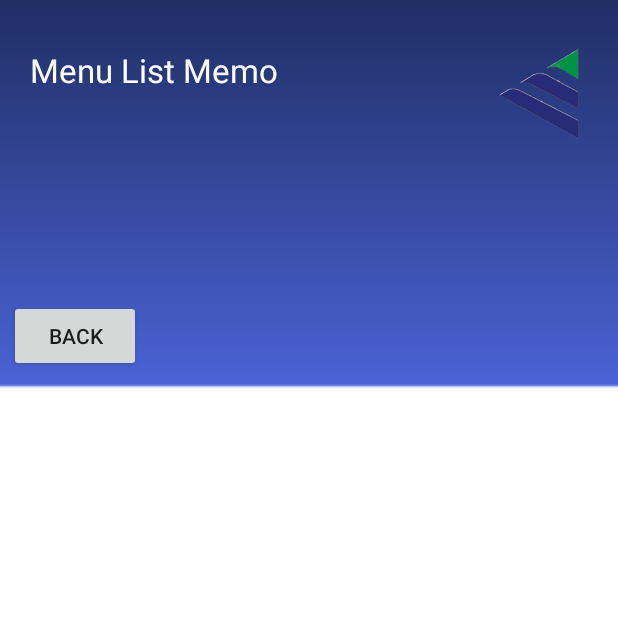
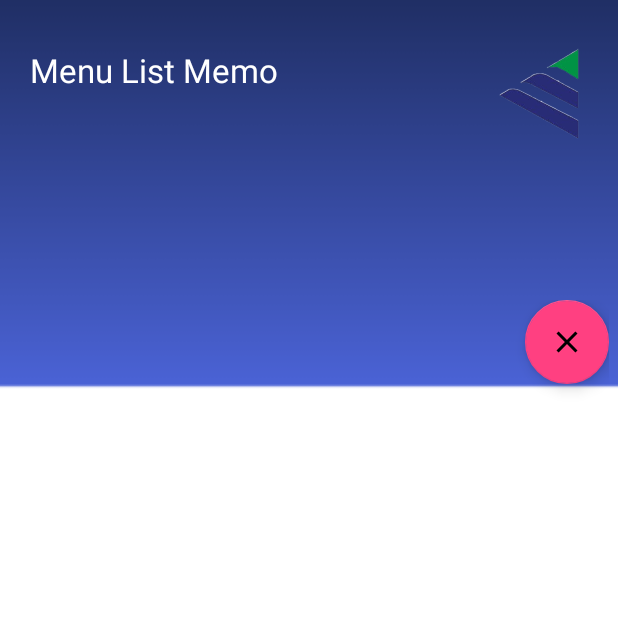
Before and after one commit to ptmodernland/IOM, an Android app: the ListMemoFragment screen opened directly, with no data from a screen before it, on a phone screen of 412 x 824 dp, the top half of it. Run offline under Robolectric (Android 15) with nearby library versions, the light colour scheme and no system bars.

Commit message:
Menambahkan Floating Button di Fragment List Memo

```diff
--- a/app/src/main/java/iom/modernland/co/id/ListMemoFragment.java
+++ b/app/src/main/java/iom/modernland/co/id/ListMemoFragment.java
@@ -5,6 +5,7 @@ import android.app.ProgressDialog;
 import android.content.Intent;
 import android.content.SharedPreferences;
 import android.os.Bundle;
+import android.support.design.widget.FloatingActionButton;
 import android.support.v4.app.Fragment;
 import android.support.v7.widget.LinearLayoutManager;
 import android.support.v7.widget.RecyclerView;
@@ -118,7 +119,20 @@ public class ListMemoFragment extends Fragment {
             }
         });
 
+        /*
         Button btnKembali = (Button) x.findViewById(R.id.btnKembali);
+        btnKembali.setOnClickListener(new View.OnClickListener() {
+            @Override
+            public void onClick(View v) {
+                Intent i = new Intent(getActivity(),
+                        HomeUserActivity.class);
+
+                startActivity(i);
+            }
+        });
+        */
+
+        FloatingActionButton btnKembali = (FloatingActionButton) x.findViewById(R.id.btnKembali);
         btnKembali.setOnClickListener(new View.OnClickListener() {
             @Override
             public void onClick(View v) {
--- a/app/src/main/res/layout/fragment_list_memo.xml
+++ b/app/src/main/res/layout/fragment_list_memo.xml
@@ -3,6 +3,7 @@
     xmlns:tools="http://schemas.android.com/tools"
     android:layout_width="match_parent"
     android:layout_height="match_parent"
+    xmlns:app="http://schemas.android.com/apk/res-auto"
     tools:context=".ListMemoFragment">
 
     <LinearLayout
@@ -12,12 +13,20 @@
         android:layout_width="match_parent"
         android:layout_height="wrap_content">
 
+        <!--
         <Button
             android:id="@+id/btnKembali"
             android:text="@string/back"
             android:layout_width="wrap_content"
             android:layout_height="wrap_content" />
+        -->
 
+        <android.support.design.widget.FloatingActionButton
+            android:layout_width="wrap_content"
+            android:id="@+id/btnKembali"
+            android:layout_height="wrap_content"
+            android:layout_gravity="bottom|right"
+            android:src="@drawable/ic_close_black_24dp"/>
 
         <android.support.v7.widget.RecyclerView
             android:layout_marginTop="20dp"
```
Also changed, not shown: app/src/main/res/menu/main_menu.xml (added, +16 -0 lines).
